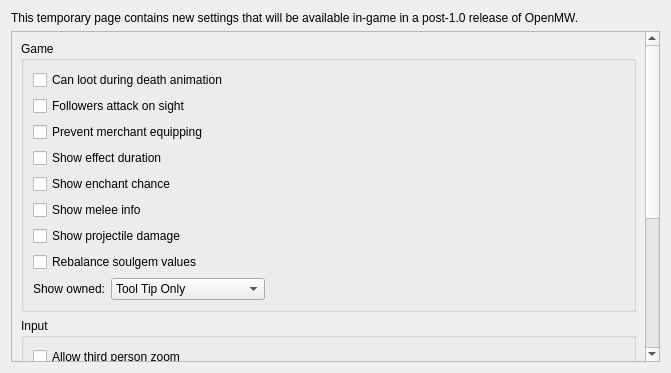
The window that files/ui/advancedpage.ui (nikamigaming-create/nikami-openmw-lab) describes before a commit, drawn with Qt 5.
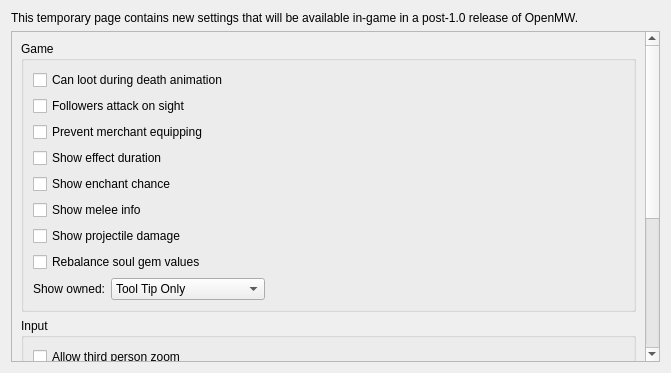
The same window after the commit.

Commit message: Replace spelling: soulgem -> soul gem

The edit to the form file:
```diff
--- a/files/ui/advancedpage.ui
+++ b/files/ui/advancedpage.ui
@@ -115,7 +115,7 @@
              <string>&lt;html&gt;&lt;head/&gt;&lt;body&gt;&lt;p&gt;If this setting is true, the value of filled soulgems is dependent only on soul magnitude.&lt;/p&gt;&lt;p&gt;The default value is false.&lt;/p&gt;&lt;/body&gt;&lt;/html&gt;</string>
             </property>
             <property name="text">
-             <string>Rebalance soulgem values</string>
+             <string>Rebalance soul gem values</string>
             </property>
            </widget>
           </item>
```
Left out of the diff: 4 changed lines with no effect on the pictures. The commit also changes 3 other files.
